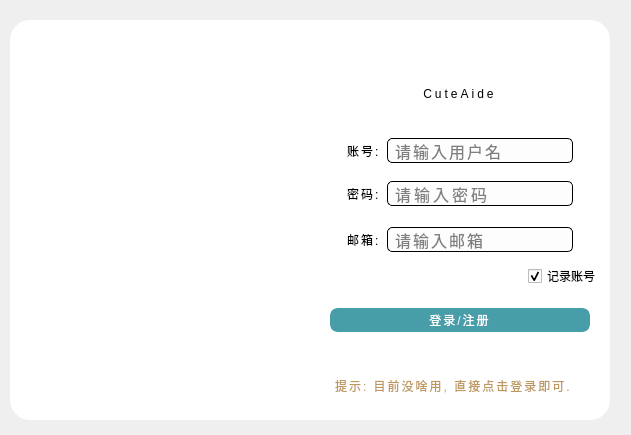
The window that views/login.ui (Pupper0601/CuteAide) describes before a commit, drawn with Qt 5.
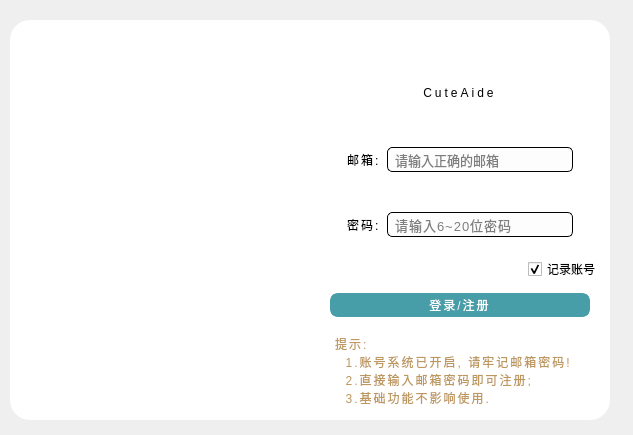
The same window after the commit. Icons and pictures are not drawn.

Commit message: 1.增加登录功能 2.修复识别后无法输出的问题 3.ui更改

```diff
--- a/views/login.ui
+++ b/views/login.ui
@@ -6,13 +6,16 @@
    <rect>
     <x>0</x>
     <y>0</y>
-    <width>631</width>
+    <width>633</width>
     <height>435</height>
    </rect>
   </property>
   <property name="windowTitle">
    <string>MainWindow</string>
   </property>
+  <property name="tabShape">
+   <enum>QTabWidget::TabShape::Rounded</enum>
+  </property>
   <widget class="QWidget" name="centralwidget">
    <widget class="QWidget" name="widget" native="true">
     <property name="geometry">
@@ -387,6 +390,12 @@
            </property>
            <item>
             <widget class="QFrame" name="frame_7">
+             <property name="sizePolicy">
+              <sizepolicy hsizetype="Preferred" vsizetype="Preferred">
+               <horstretch>0</horstretch>
+               <verstretch>1</verstretch>
+              </sizepolicy>
+             </property>
              <property name="maximumSize">
               <size>
                <width>16777215</width>
@@ -429,7 +438,7 @@
 }</string>
                 </property>
                 <property name="text">
-                 <string>账号:</string>
+                 <string>邮箱:</string>
                 </property>
                </widget>
               </item>
@@ -455,13 +464,12 @@
                 </property>
                 <property name="styleSheet">
                  <string notr="true">QLineEdit{
-	font: 12pt;
+	font: 10pt;
 	background:rgba(253,253,253,1);
 	border:1px solid rgb(0, 0, 0);
 	border-radius:5px;
 	padding-left: 5px;
 	padding-right: 5px;
-	letter-spacing: 2px;
 }
 
 QLineEdit:focus{
@@ -471,11 +479,23 @@
                 <property name="text">
                  <string/>
                 </property>
+                <property name="maxLength">
+                 <number>30</number>
+                </property>
+                <property name="echoMode">
+                 <enum>QLineEdit::EchoMode::Normal</enum>
+                </property>
+                <property name="dragEnabled">
+                 <bool>false</bool>
+                </property>
                 <property name="placeholderText">
-                 <string>请输入用户名</string>
+                 <string>请输入正确的邮箱</string>
                 </property>
                 <property name="cursorMoveStyle">
-                 <enum>Qt::CursorMoveStyle::LogicalMoveStyle</enum>
+                 <enum>Qt::CursorMoveStyle::VisualMoveStyle</enum>
+                </property>
+                <property name="clearButtonEnabled">
+                 <bool>true</bool>
                 </property>
                </widget>
               </item>
@@ -565,30 +585,39 @@
                 </property>
                 <property name="styleSheet">
                  <string notr="true">QLineEdit{
-	font: 12pt;
+	font: 10pt;
 	background:rgba(253,253,253,1);
 	border:1px solid rgb(0, 0, 0);
 	border-radius:5px;
 padding-left: 5px;
 	padding-right: 5px;
-letter-spacing: 3px;
+letter-spacing: 1px;
 }
 
 QLineEdit:focus{
 	border:3px solid rgb(44,169,225);
 }</string>
                 </property>
+                <property name="inputMask">
+                 <string/>
+                </property>
+                <property name="text">
+                 <string/>
+                </property>
                 <property name="echoMode">
-                 <enum>QLineEdit::EchoMode::PasswordEchoOnEdit</enum>
+                 <enum>QLineEdit::EchoMode::Password</enum>
                 </property>
                 <property name="dragEnabled">
                  <bool>false</bool>
                 </property>
                 <property name="placeholderText">
-                 <string>请输入密码</string>
+                 <string>请输入6~20位密码</string>
+                </property>
+                <property name="cursorMoveStyle">
+                 <enum>Qt::CursorMoveStyle::VisualMoveStyle</enum>
                 </property>
                 <property name="clearButtonEnabled">
-                 <bool>false</bool>
+                 <bool>true</bool>
                 </property>
                </widget>
               </item>
@@ -608,113 +637,6 @@
              </layout>
             </widget>
            </item>
-           <item>
-            <widget class="QFrame" name="frame_11">
-             <property name="styleSheet">
-              <string notr="true">#frame_11{
-	border: none;
-}</string>
-             </property>
-             <property name="frameShape">
-              <enum>QFrame::Shape::StyledPanel</enum>
-             </property>
-             <property name="frameShadow">
-              <enum>QFrame::Shadow::Raised</enum>
-             </property>
-             <layout class="QHBoxLayout" name="horizontalLayout_8">
-              <property name="spacing">
-               <number>6</number>
-              </property>
-              <property name="leftMargin">
-               <number>12</number>
-              </property>
-              <property name="topMargin">
-               <number>12</number>
-              </property>
-              <property name="rightMargin">
-               <number>12</number>
-              </property>
-              <property name="bottomMargin">
-               <number>12</number>
-              </property>
-              <item>
-               <spacer name="horizontalSpacer_13">
-                <property name="orientation">
-                 <enum>Qt::Orientation::Horizontal</enum>
-                </property>
-                <property name="sizeHint" stdset="0">
-                 <size>
-                  <width>1</width>
-                  <height>20</height>
-                 </size>
-                </property>
-               </spacer>
-              </item>
-              <item>
-               <widget class="QLabel" name="label_5">
-                <property name="styleSheet">
-                 <string notr="true">#label_5{
-border: none;
-	font: 700 16pt;
-	letter-spacing: 2px;
-
-}</string>
-                </property>
-                <property name="text">
-                 <string>邮箱:</string>
-                </property>
-               </widget>
-              </item>
-              <item>
-               <widget class="QLineEdit" name="lineEdit_3">
-                <property name="minimumSize">
-                 <size>
-                  <width>186</width>
-                  <height>25</height>
-                 </size>
-                </property>
-                <property name="maximumSize">
-                 <size>
-                  <width>186</width>
-                  <height>16777215</height>
-                 </size>
-                </property>
-                <property name="styleSheet">
-                 <string notr="true">QLineEdit{
-	font: 12pt;
-	background:rgba(253,253,253,1);
-	border:1px solid rgb(0, 0, 0);
-	border-radius:5px;
-padding-left: 5px;
-	padding-right: 5px;
-letter-spacing: 2px;
-}
-
-QLineEdit:focus{
-	border:3px solid rgb(44,169,225);
-}</string>
-                </property>
-                <property name="placeholderText">
-                 <string>请输入邮箱</string>
-                </property>
-               </widget>
-              </item>
-              <item>
-               <spacer name="horizontalSpacer_15">
-                <property name="orientation">
-                 <enum>Qt::Orientation::Horizontal</enum>
-                </property>
-                <property name="sizeHint" stdset="0">
-                 <size>
-                  <width>1</width>
-                  <height>20</height>
-                 </size>
-                </property>
-               </spacer>
-              </item>
-             </layout>
-            </widget>
-           </item>
            <item>
             <widget class="QFrame" name="frame">
              <property name="maximumSize">
@@ -791,10 +713,10 @@
              </property>
              <layout class="QHBoxLayout" name="horizontalLayout_6">
               <property name="topMargin">
-               <number>20</number>
+               <number>12</number>
               </property>
               <property name="bottomMargin">
-               <number>20</number>
+               <number>9</number>
               </property>
               <item>
                <spacer name="horizontalSpacer_3">
@@ -887,6 +809,9 @@
            <enum>QFrame::Shadow::Raised</enum>
           </property>
           <layout class="QHBoxLayout" name="horizontalLayout_7">
+           <property name="bottomMargin">
+            <number>13</number>
+           </property>
            <item>
             <spacer name="horizontalSpacer_11">
              <property name="orientation">
@@ -923,7 +848,10 @@
 }</string>
              </property>
              <property name="text">
-              <string>提示: 目前没啥用, 直接点击登录即可.</string>
+              <string>提示:
+  1.账号系统已开启, 请牢记邮箱密码!
+  2.直接输入邮箱密码即可注册;
+  3.基础功能不影响使用.</string>
              </property>
              <property name="scaledContents">
               <bool>false</bool>
```
Left out of the diff: 23 changed lines with no effect on the pictures. The commit also changes 22 other files.
